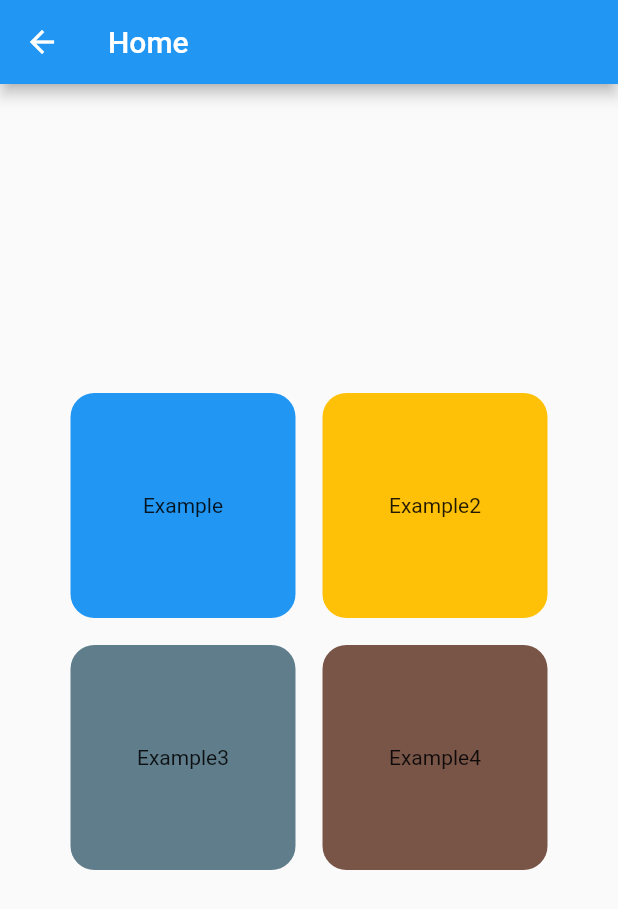
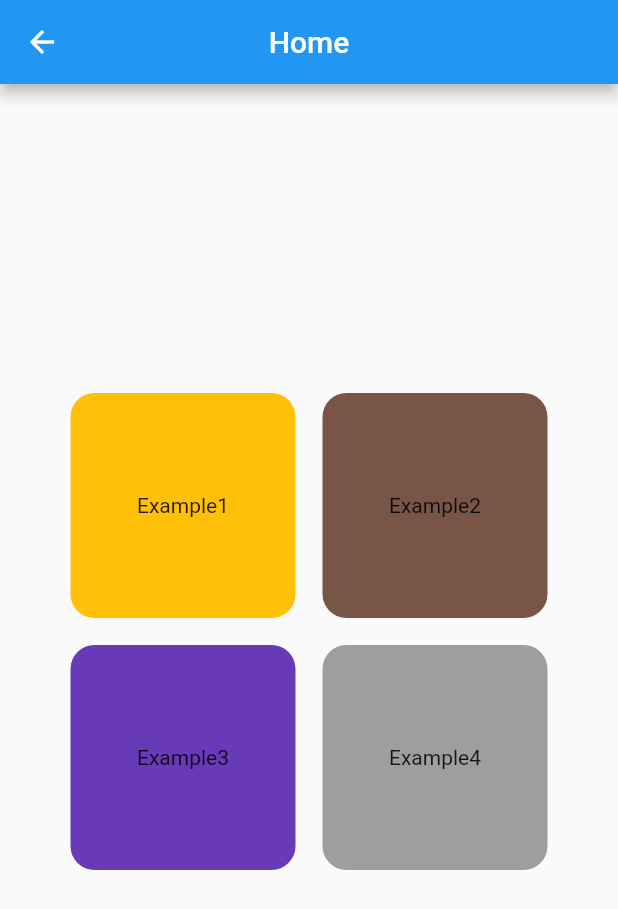
Before and after one commit to MarcosOtake/bloc_cubit_example, a Flutter app: the screen it shows after launch, on a phone screen of 412 x 824 dp. Shown: the top 909 px of the screen. Run offline on Flutter 3.47's test engine with Material 2 defaults, Android fonts, the phone set to English and light mode, and no system bars; our stand-ins replace bloc, flutter_bloc.

Commit message:
Criado BoxContainer para atender melhores práticas

```diff
--- a/lib/feature/bloc_example.dart
+++ b/lib/feature/bloc_example.dart
@@ -5,11 +5,13 @@ class BlocExample extends StatelessWidget {
 
   @override
   Widget build(BuildContext context) {
+    final args = ModalRoute.of(context)!.settings.arguments;
     return Scaffold(
       appBar: AppBar(
+        centerTitle: true,
         title: const Text('Bloc Example'),
       ),
-      body: Container(),
+      body: Center(child: Text(args.toString())),
     );
   }
 }
--- a/lib/home/home_page.dart
+++ b/lib/home/home_page.dart
@@ -8,6 +8,7 @@ class HomePage extends StatelessWidget {
     final size = MediaQuery.of(context).size.height;
     return Scaffold(
       appBar: AppBar(
+        centerTitle: true,
         title: const Text('Home'),
       ),
       body: SingleChildScrollView(
@@ -20,50 +21,26 @@ class HomePage extends StatelessWidget {
               spacing: 18,
               runSpacing: 18,
               children: [
-                GestureDetector(
-                  child: Container(
-                    decoration: BoxDecoration(
-                        borderRadius: BorderRadius.circular(16),
-                        color: Colors.blue),
-                    alignment: Alignment.center,
-                    height: 150,
-                    width: 150,
-                    padding: const EdgeInsets.all(16),
-                    child: const Text('Example'),
-                  ),
-                  onTap: () {
-                    Navigator.pushNamed(context, "/bloc/example/");
-                  },
+                _BoxCard(
+                  nameBox: "Example1",
+                  color: Colors.amber,
+                  onTap: () => Navigator.pushNamed(context, "/bloc/example/",
+                      arguments: "TESTE DE ARGUMENTOS"),
                 ),
-                Container(
-                  decoration: BoxDecoration(
-                      borderRadius: BorderRadius.circular(16),
-                      color: Colors.amber),
-                  alignment: Alignment.center,
-                  height: 150,
-                  width: 150,
-                  padding: const EdgeInsets.all(16),
-                  child: const Text('Example2'),
+                _BoxCard(
+                  nameBox: "Example2",
+                  color: Colors.brown,
+                  onTap: () => Navigator.pushNamed(context, "/bloc/example/"),
                 ),
-                Container(
-                  decoration: BoxDecoration(
-                      borderRadius: BorderRadius.circular(16),
-                      color: Colors.blueGrey),
-                  alignment: Alignment.center,
-                  height: 150,
-                  width: 150,
-                  padding: const EdgeInsets.all(16),
-                  child: const Text('Example3'),
+                _BoxCard(
+                  nameBox: "Example3",
+                  color: Colors.deepPurple,
+                  onTap: () => Navigator.pushNamed(context, "/bloc/example/"),
                 ),
-                Container(
-                  decoration: BoxDecoration(
-                      borderRadius: BorderRadius.circular(16),
-                      color: Colors.brown),
-                  alignment: Alignment.center,
-                  height: 150,
-                  width: 150,
-                  padding: const EdgeInsets.all(16),
-                  child: const Text('Example4'),
+                _BoxCard(
+                  nameBox: "Example4",
+                  color: Colors.grey,
+                  onTap: () => Navigator.pushNamed(context, "/bloc/example/"),
                 ),
               ],
             ),
@@ -73,3 +50,32 @@ class HomePage extends StatelessWidget {
     );
   }
 }
+
+// ignore: must_be_immutable
+class _BoxCard extends StatelessWidget {
+  String nameBox;
+  Function onTap;
+  Color color;
+  _BoxCard({
+    Key? key,
+    required this.nameBox,
+    required this.onTap,
+    required this.color,
+  }) : super(key: key);
+
+  @override
+  Widget build(BuildContext context) {
+    return GestureDetector(
+      child: Container(
+        decoration: BoxDecoration(
+            borderRadius: BorderRadius.circular(16), color: color),
+        alignment: Alignment.center,
+        height: 150,
+        width: 150,
+        padding: const EdgeInsets.all(16),
+        child: Text(nameBox),
+      ),
+      onTap: () => onTap(),
+    );
+  }
+}
```
